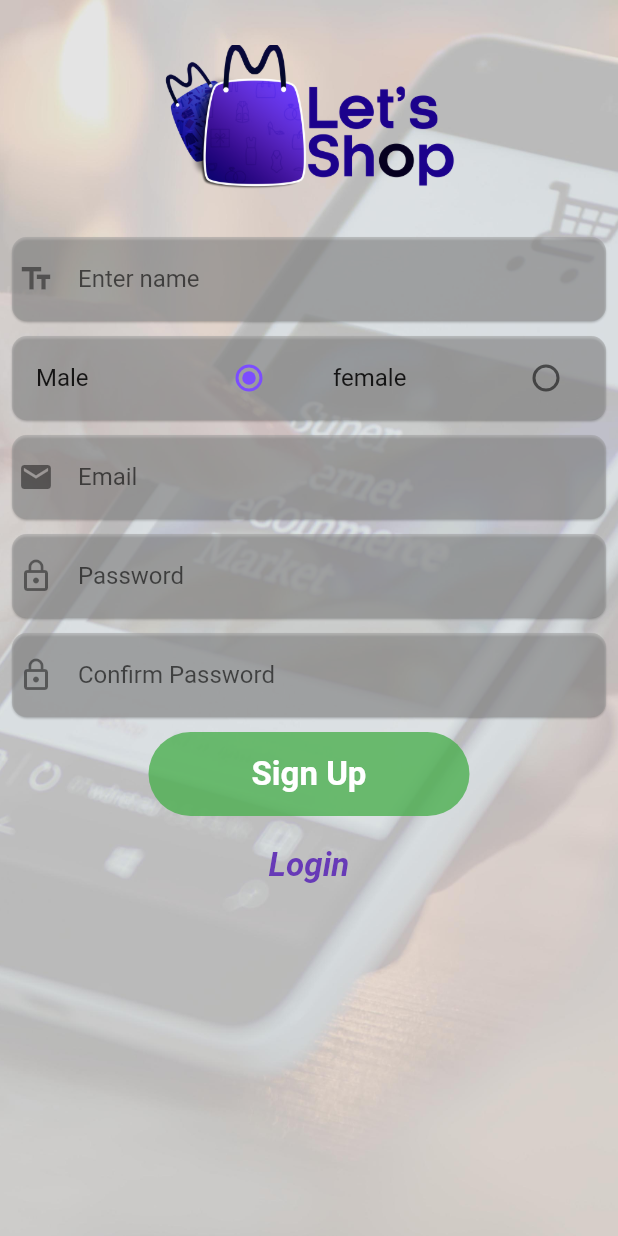
After one commit to nittinsharma37/flutter_ecommerce, a Flutter app: the SignUp screen opened directly, on a phone screen of 412 x 824 dp. The commit adds this screen. Run offline on Flutter 3.47's test engine with Material 2 defaults, Android fonts, the phone set to English and light mode, and no system bars; our stand-ins replace carousel_pro, cloud_firestore, firebase_auth, fluttertoast, google_sign_in, shared_preferences; accounts and stored records are empty.

Commit message:
signup field added

```diff
--- a/lib/pages/loginpage.dart
+++ b/lib/pages/loginpage.dart
@@ -1,4 +1,6 @@
 import 'package:app3/pages/homepage.dart';
+import 'package:app3/pages/recovery.dart';
+import 'package:app3/pages/signup.dart';
 import 'package:app3/presentation/my_flutter_app_icons.dart';
 import 'package:flutter/material.dart';
 import 'package:firebase_auth/firebase_auth.dart';
@@ -222,7 +224,10 @@ class _LoginState extends State<Login> {
                               width: 10.0,
                             ),
                             InkWell(
-                              onTap: () {},
+                              onTap: () => Navigator.push(
+                                  context,
+                                  MaterialPageRoute(
+                                      builder: (context) => AccountRecover())),
                               child: Row(
                                 children: <Widget>[
                                   Text(
@@ -337,12 +342,17 @@ class _LoginState extends State<Login> {
                           ],
                         ),
                         Padding(
-                          padding: EdgeInsets.only(top: 50.0),
+                          padding: EdgeInsets.only(top: 40.0),
                           child: Row(
                             mainAxisAlignment: MainAxisAlignment.center,
                             children: <Widget>[
                               InkWell(
-                                onTap: (){},
+                                onTap: () {
+                                  Navigator.push(
+                                      context,
+                                      MaterialPageRoute(
+                                          builder: (context) => SignUp()));
+                                },
                                 child: Row(
                                   children: <Widget>[
                                     Text(
--- /dev/null
+++ b/lib/pages/recovery.dart
@@ -0,0 +1,15 @@
+import 'package:flutter/material.dart';
+
+class AccountRecover extends StatefulWidget {
+  @override
+  _AccountRecoverState createState() => _AccountRecoverState();
+}
+
+class _AccountRecoverState extends State<AccountRecover> {
+  @override
+  Widget build(BuildContext context) {
+    return Scaffold(
+      body: Text("data"),
+    );
+  }
+}
--- /dev/null
+++ b/lib/pages/signup.dart
@@ -0,0 +1,292 @@
+import 'package:firebase_auth/firebase_auth.dart';
+import 'package:flutter/material.dart';
+import 'package:flutter/rendering.dart';
+
+class SignUp extends StatefulWidget {
+  @override
+  _SignUpState createState() => _SignUpState();
+}
+
+class _SignUpState extends State<SignUp> {
+  final FirebaseAuth firebaseAuth = FirebaseAuth.instance;
+  final _formKey = GlobalKey<FormState>();
+
+  TextEditingController _emailTextController = TextEditingController();
+  TextEditingController _passwordTextController = TextEditingController();
+  TextEditingController _confirmPasswordTextController =
+      TextEditingController();
+  TextEditingController _nameTextController = TextEditingController();
+
+  String gender;
+  String groupValue = "male";
+
+  bool loading = false;
+
+  @override
+  Widget build(BuildContext context) {
+    return Scaffold(
+      body: Stack(
+        children: <Widget>[
+          Image(
+            image: AssetImage(
+              'assets/images/backlogin.jpg',
+            ),
+            fit: BoxFit.cover,
+            width: double.infinity,
+            height: double.infinity,
+          ),
+          SingleChildScrollView(
+            child: Column(
+              children: <Widget>[
+                Padding(
+                  padding: const EdgeInsets.fromLTRB(10.0, 30.0, 10.0, 20.0),
+                  child: Row(
+                    mainAxisAlignment: MainAxisAlignment.center,
+                    children: <Widget>[
+                      Image(
+                        image: AssetImage('assets/images/letsshop.png'),
+                        fit: BoxFit.cover,
+                        height: 100.0,
+                        width: 200.0,
+                      ),
+                    ],
+                  ),
+                ),
+                Padding(
+                  padding: const EdgeInsets.all(8.0),
+                  child: Form(
+                    key: _formKey,
+                    child: Column(
+                      children: <Widget>[
+                        //name field here
+                        Material(
+                          borderRadius: BorderRadius.circular(10.0),
+                          color: Colors.grey.withOpacity(0.5),
+                          elevation: 0.6,
+                          child: Padding(
+                            padding: const EdgeInsets.all(4.0),
+                            child: TextFormField(
+                              controller: _nameTextController,
+                              decoration: InputDecoration(
+                                hintText: "Enter name",
+                                icon: Icon(Icons.text_fields),
+                                border: InputBorder.none,
+                              ),
+                              keyboardType: TextInputType.text,
+                              validator: (value) {
+                                if (value.isEmpty) {
+                                  return "Name cannot be empty";
+                                }
+                                return null;
+                              },
+                            ),
+                          ),
+                        ),
+                        //gender field here
+                        SizedBox(
+                          height: 10.0,
+                        ),
+                        Material(
+                          borderRadius: BorderRadius.circular(10.0),
+                          color: Colors.grey.withOpacity(0.5),
+                          elevation: 0.6,
+                          child: Row(
+                            children: <Widget>[
+                              Expanded(
+                                  child: ListTile(
+                                      title: Text("Male"),
+                                      trailing: Radio(
+                                        value: "male",
+                                        groupValue: groupValue,
+                                        onChanged: (e) => valueChanged(e),
+                                      ))),
+                              Expanded(
+                                  child: ListTile(
+                                      title: Text("female"),
+                                      trailing: Radio(
+                                        value: "female",
+                                        groupValue: groupValue,
+                                        onChanged: (e) => valueChanged(e),
+                                      ))),
+                            ],
+                          ),
+                        ),
+                        //email input field here
+                        SizedBox(
+                          height: 10.0,
+                        ),
+                        Material(
+                          borderRadius: BorderRadius.circular(10.0),
+                          color: Colors.grey.withOpacity(0.5),
+                          elevation: 0.6,
+                          child: Padding(
+                            padding: const EdgeInsets.all(4.0),
+                            child: TextFormField(
+                              controller: _emailTextController,
+                              decoration: InputDecoration(
+                                hintText: "Email",
+                                icon: Icon(Icons.email),
+                                border: InputBorder.none,
+                              ),
+                              keyboardType: TextInputType.emailAddress,
+                              //validator
+                              validator: (value) {
+                                if (value.isEmpty) {
+                                  Pattern pattern =
+                                      r'^(([^<>()[\]\\.,;:\s@\"]+(\.[^<>()[\]\\.,;:\s@\"]+)*)|(\".+\"))@((\[[0-9]{1,3}\.[0-9]{1,3}\.[0-9]{1,3}\.[0-9]{1,3}\])|(([a-zA-Z\-0-9]+\.)+[a-zA-Z]{2,}))$';
+                                  RegExp regex = new RegExp(pattern);
+                                  if (!regex.hasMatch(value))
+                                    return 'Please make sure your email address is valid';
+                                  else
+                                    return null;
+                                }
+                              },
+                            ),
+                          ),
+                        ),
+                        //password field here
+                        SizedBox(
+                          height: 10.0,
+                        ),
+                        Material(
+                          borderRadius: BorderRadius.circular(10.0),
+                          color: Colors.grey.withOpacity(0.5),
+                          elevation: 0.6,
+                          child: Padding(
+                            padding: const EdgeInsets.all(4.0),
+                            child: TextFormField(
+                              controller: _passwordTextController,
+                              decoration: InputDecoration(
+                                hintText: "Password",
+                                icon: Icon(Icons.lock_outline),
+                                border: InputBorder.none,
+                              ),
+                              keyboardType: TextInputType.text,
+                              obscureText: true,
+                              validator: (value) {
+                                if (value.isEmpty) {
+                                  return "Password required to login";
+                                } else if (value.length < 6) {
+                                  return "Password has to be atleast 6 ";
+                                }
+                                return null;
+                              },
+                            ),
+                          ),
+                        ),
+                        // confirm password field here
+                        SizedBox(
+                          height: 10.0,
+                        ),
+                        Material(
+                          borderRadius: BorderRadius.circular(10.0),
+                          color: Colors.grey.withOpacity(0.5),
+                          elevation: 0.6,
+                          child: Padding(
+                            padding: const EdgeInsets.all(4.0),
+                            child: TextFormField(
+                              controller: _confirmPasswordTextController,
+                              decoration: InputDecoration(
+                                hintText: "Confirm Password",
+                                icon: Icon(Icons.lock_outline),
+                                border: InputBorder.none,
+                              ),
+                              keyboardType: TextInputType.text,
+                              obscureText: true,
+                              validator: (value) {
+                                if (value.isEmpty) {
+                                  return "Password required to login";
+                                } else if (value.length < 6) {
+                                  return "Password has to be atleast 6 ";
+                                }
+                                return null;
+                              },
+                            ),
+                          ),
+                        ),
+                        //login button
+                        SizedBox(
+                          height: 10.0,
+                        ),
+                        Row(
+                          mainAxisAlignment: MainAxisAlignment.center,
+                          children: <Widget>[
+                            Material(
+                              borderRadius: BorderRadius.circular(30.0),
+                              color: Colors.green.withOpacity(0.8),
+                              child: Padding(
+                                padding: const EdgeInsets.all(4.0),
+                                child: MaterialButton(
+                                  onPressed: () {},
+                                  minWidth:
+                                      MediaQuery.of(context).size.width / 2,
+                                  child: Text(
+                                    "Sign Up",
+                                    style: TextStyle(
+                                        color: Colors.white,
+                                        fontSize: 22.0,
+                                        fontWeight: FontWeight.bold),
+                                  ),
+                                ),
+                              ),
+                            ),
+                          ],
+                        ),
+                        Padding(
+                          padding: EdgeInsets.only(top: 20.0),
+                          child: Row(
+                            mainAxisAlignment: MainAxisAlignment.center,
+                            children: <Widget>[
+                              InkWell(
+                                onTap: () {
+                                  Navigator.pop(context);
+                                },
+                                child: Text(
+                                  "Login",
+                                  style: TextStyle(
+                                    fontSize: 22.0,
+                                    color: Theme.of(context).primaryColor,
+                                    fontStyle: FontStyle.italic,
+                                    fontWeight: FontWeight.bold,
+                                  ),
+                                  textAlign: TextAlign.center,
+                                ),
+                              ),
+                            ],
+                          ),
+                        ),
+                      ],
+                    ),
+                  ),
+                ),
+              ],
+            ),
+          ),
+          Visibility(
+            visible: loading ?? true,
+            child: Center(
+              child: Container(
+                alignment: Alignment.center,
+                color: Colors.white.withOpacity(0.9),
+                child: CircularProgressIndicator(
+                  valueColor: AlwaysStoppedAnimation<Color>(
+                      Theme.of(context).primaryColor),
+                ),
+              ),
+            ),
+          )
+        ],
+      ),
+    );
+  }
+
+  valueChanged(e) {
+    setState(() {
+      if (e == "male") {
+        groupValue = e;
+      } else if (e == "female") {
+        groupValue = e;
+      }
+    });
+  }
+}
```
Lines whose indentation alone changed are shown as unchanged.
